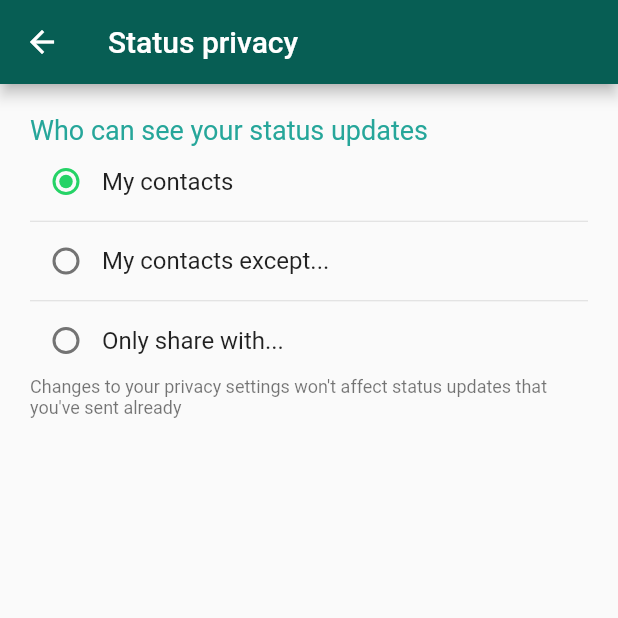
After one commit to biswa1751/whatsapp, a Flutter app: the StatusPrivacyScreen screen opened directly, on a phone screen of 412 x 824 dp, the top half of it. The commit adds this screen. Run offline on Flutter 3.47's test engine with Material 2 defaults, Android fonts, the phone set to English and light mode, and no system bars; our stand-ins replace camera; network calls fail.

Commit message:
Status privacy Screen

```diff
--- a/lib/pages/call_screen_pages/calls_scrren.dart
+++ b/lib/pages/call_screen_pages/calls_scrren.dart
@@ -1,6 +1,6 @@
 import 'package:flutter/material.dart';
 import 'package:whatsapp/models/chat_model.dart';
-import 'package:whatsapp/pages/call_info_screen.dart';
+import 'package:whatsapp/pages/call_screen_pages/call_info_screen.dart';
 import 'package:whatsapp/pages/select_contact_screen.dart';
 
 class CallsScreen extends StatelessWidget {
--- a/lib/pages/make_popup_button.dart
+++ b/lib/pages/make_popup_button.dart
@@ -1,6 +1,7 @@
 import 'package:flutter/material.dart';
+import 'package:whatsapp/pages/popup_screens/settings_screen.dart';
+import 'package:whatsapp/pages/popup_screens/status_privacy_screen.dart';
 import 'package:whatsapp/pages/select_contact_screen.dart';
-import 'package:whatsapp/pages/settings_screen.dart';
 
 class MakePopupButton extends StatefulWidget {
   final int index;
@@ -92,6 +93,12 @@ class _MakePopupButtonState extends State<MakePopupButton> {
             )
           );
         }
+        else if(val.toString()=="Status Privacy")
+        {
+         Navigator.of(context).push(MaterialPageRoute(
+            builder: (context)=>StatusPrivacyScreen()
+          ));
+        }
       },
       onCanceled: () {
         print("Cancelled");
--- /dev/null
+++ b/lib/pages/popup_screens/status_privacy_screen.dart
@@ -0,0 +1,77 @@
+import 'package:flutter/material.dart';
+
+class StatusPrivacyScreen extends StatefulWidget {
+  @override
+  _StatusPrivacyScreenState createState() => _StatusPrivacyScreenState();
+}
+
+class _StatusPrivacyScreenState extends State<StatusPrivacyScreen> {
+  int groupValue = 1;
+  onPress(int i) {
+    setState(() {
+      groupValue = i;
+    });
+  }
+
+  @override
+  Widget build(BuildContext context) {
+    return Scaffold(
+      appBar: AppBar(
+        title: Text("Status privacy"),
+      ),
+      body: Container(
+        padding: EdgeInsets.all(20),
+        child: Column(
+          crossAxisAlignment: CrossAxisAlignment.start,
+          children: <Widget>[
+            Text(
+              "Who can see your status updates",
+              style: TextStyle(color: Colors.teal[400], fontSize: 18),
+            ),
+            Row(children: <Widget>[
+              Radio(
+                value: 1,
+                groupValue: groupValue,
+                onChanged: onPress,
+              ),
+              Text(
+                "My contacts",
+                style: Theme.of(context).textTheme.subhead,
+              ),
+            ]),
+            Divider(
+              height: 5,
+            ),
+            Row(children: <Widget>[
+              Radio(
+                value: 2,
+                groupValue: groupValue,
+                onChanged: onPress,
+              ),
+              Text(
+                "My contacts except...",
+                style: Theme.of(context).textTheme.subhead,
+              ),
+            ]),
+            Divider(height: 5,),
+            Row(children: <Widget>[
+              Radio(
+                value: 3,
+                groupValue: groupValue,
+                onChanged: onPress,
+              ),
+              Text(
+                "Only share with...",
+                style: Theme.of(context).textTheme.subhead,
+              ),
+            ]),
+            Text(
+              "Changes to your privacy settings won't affect status updates that you've sent already",
+              style: Theme.of(context).textTheme.caption,
+            )
+          ],
+        ),
+      ),
+    );
+  }
+}
```
Also changed, not shown: lib/pages/popup_screens/settings_screen.dart (renamed from lib/pages/settings_screen.dart).
